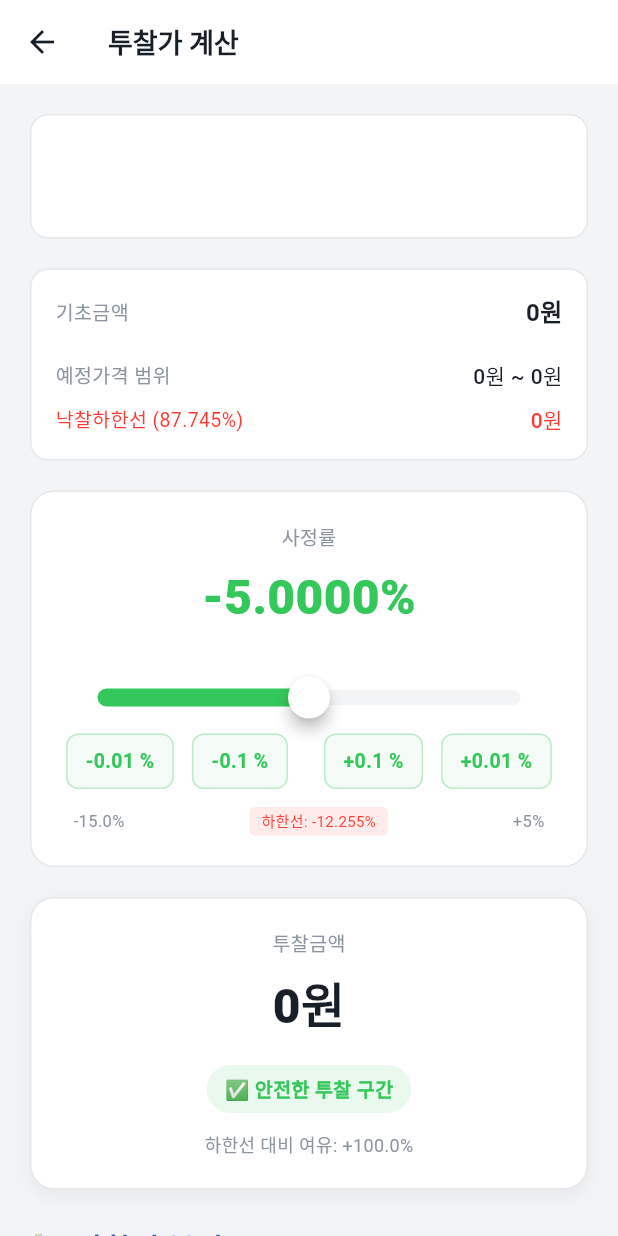
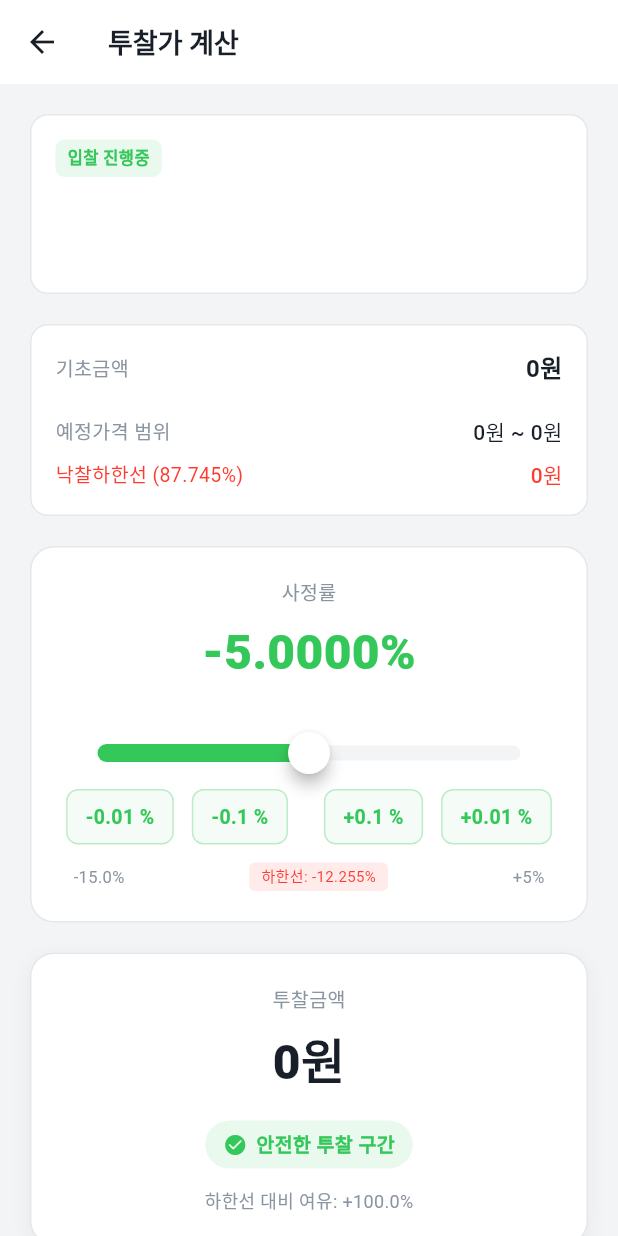
Before and after one commit to hosicompany/Bideasy, a Flutter app: the BidCalculatorScreen screen opened directly with empty values, on a phone screen of 412 x 824 dp. Run offline on Flutter 3.47's test engine with Material 3 defaults, Android fonts, the phone set to English and light mode, and no system bars; our stand-ins replace flutter_riverpod, shared_preferences; accounts and stored records are empty; network calls fail; Roboto replaces fonts that are missing (Pretendard).

Commit message:
feat: 공고 상세 화면 통합 (개찰 완료/진행 중 분기)
- 투찰가 계산 화면을 공고 상세 통합 화면으로 리팩토링
- 개찰 완료 시: 낙찰 결과 헤더 + OpeningResultTable 표시
- 진행 중 시: 기존 투찰가 계산기 유지
- 상태 배지 추가 ("개찰 완료" / "입찰 진행중")
- 이모지를 Material Icons로 변경
- 가격 포맷팅 개선 (NumberFormat 적용)

Co-Authored-By: Claude Opus 4.5 <noreply@anthropic.com>

```diff
--- a/frontend/lib/screens/bid_calculator_screen.dart
+++ b/frontend/lib/screens/bid_calculator_screen.dart
@@ -1,15 +1,16 @@
 import 'package:flutter/material.dart';
 import 'package:flutter/services.dart';
+import 'package:intl/intl.dart';
 import '../theme/style.dart';
 import '../models/notice.dart';
 import '../widgets/ai_analysis_card.dart';
 import '../widgets/scientific_analysis_dashboard.dart';
+import '../widgets/opening_result_table.dart';
 import '../utils/snackbar_utils.dart';
 
-/// 투찰가 계산기 (고도화 버전)
-/// - 슬라이더로 사정률 조정
-/// - 낙찰하한선 시각화
-/// - Red Alert 모드
+/// 공고 상세 화면 (통합)
+/// - 개찰 완료: 낙찰 결과 표시
+/// - 진행 중: 투찰가 계산기
 class BidCalculatorScreen extends StatefulWidget {
   final Notice notice;
 
@@ -22,7 +23,7 @@ class BidCalculatorScreen extends StatefulWidget {
 class _BidCalculatorScreenState extends State<BidCalculatorScreen> {
   double _rate = -5.0; // 사정률 (기본값 -5%)
 
-  // A값 (고정비용) - TODO: 백엔드에서 자동 추출
+  // A값 (고정비용)
   int _aValue = 0;
   bool _aValueApplied = false;
 
@@ -33,12 +34,10 @@ class _BidCalculatorScreenState extends State<BidCalculatorScreen> {
   @override
   void initState() {
     super.initState();
-    // 전달받은 Notice에 A값이 있으면 자동 적용
     if (widget.notice.aValue != null && widget.notice.aValue! > 0) {
       _aValue = widget.notice.aValue!;
       _aValueApplied = true;
     }
-    // 순공사원가 초기화
     if (widget.notice.netCost != null && widget.notice.netCost! > 0) {
       _netCost = widget.notice.netCost!;
       _netCostApplied = true;
@@ -48,48 +47,28 @@ class _BidCalculatorScreenState extends State<BidCalculatorScreen> {
   // 법정 낙찰하한율 (공사: 87.745%)
   static const double _lowerLimitRate = 87.745;
 
-  // 최소 사정률 (하한선 기준)
-  double get _minRate => _lowerLimitRate - 100; // -12.255%
+  double get _minRate => _lowerLimitRate - 100;
 
-  // 순공사원가 방어용 최소 사정률
   double get _minSafeRate {
     if (!_netCostApplied || _netCost <= 0) return -15.0;
-
-    // 공식 역산:
-    // NetCost = ((Basic - A) * (1 + rate/100)) + A
-    // (NetCost - A) = (Basic - A) * (1 + rate/100)
-    // (NetCost - A) / (Basic - A) = 1 + rate/100
-    // rate/100 = ((NetCost - A) / (Basic - A)) - 1
-
     double variablePart = _basicPrice;
     double target = _netCost.toDouble();
-
     if (_aValueApplied) {
       variablePart = _basicPrice - _aValue;
       target = target - _aValue;
     }
-
-    if (variablePart <= 0) return -15.0; // Should not happen
-
+    if (variablePart <= 0) return -15.0;
     final safeRate = ((target / variablePart) - 1) * 100;
-
-    // 안전 마진 0.1% 추가
     return safeRate + 0.1;
   }
 
-  // 계산된 값들
   double get _basicPrice => widget.notice.basicPrice;
-
-  // 예정가격 범위 (±3%)
   double get _estimatedMin => _basicPrice * 0.97;
   double get _estimatedMax => _basicPrice * 1.03;
 
-  // 투찰금액 (1원 절사) - A값 반영 공식
   int get _bidPrice {
     double target;
     if (_aValueApplied) {
-      // use bool flag
-      // A값 적용 공식: ((기초금액 - A값) × 사정률) + A값
       final variablePart = _basicPrice - _aValue;
       target = (variablePart * (1 + _rate / 100)) + _aValue;
     } else {
@@ -98,24 +77,20 @@ class _BidCalculatorScreenState extends State<BidCalculatorScreen> {
     return (target ~/ 10) * 10;
   }
 
-  // 낙찰하한선
   int get _lowerLimitPrice {
     final target = _basicPrice * (_lowerLimitRate / 100);
     return (target ~/ 10) * 10;
   }
 
-  // 하한선 대비 여유율
   double get _distanceFromLimit {
     if (_lowerLimitPrice == 0) return 100.0;
     return ((_bidPrice - _lowerLimitPrice) / _lowerLimitPrice) * 100;
   }
 
-  // 순공사원가 미달 여부
   bool get _isBelowNetCost => _netCostApplied && _bidPrice < _netCost;
 
-  // 안전도 레벨
   String get _safetyLevel {
-    if (_isBelowNetCost) return "DANGER"; // 순공사원가 방어 우선
+    if (_isBelowNetCost) return "DANGER";
     if (_bidPrice < _lowerLimitPrice) return "DANGER";
     if (_bidPrice < _lowerLimitPrice * 1.02) return "WARNING";
     return "SAFE";
@@ -123,18 +98,22 @@ class _BidCalculatorScreenState extends State<BidCalculatorScreen> {
 
   bool get _isDanger => _safetyLevel == "DANGER";
   bool get _isWarning => _safetyLevel == "WARNING";
+  bool get _isClosed => widget.notice.isClosed;
 
   @override
   Widget build(BuildContext context) {
     return Scaffold(
-      backgroundColor: _isDanger
-          ? const Color(0xFFFFEBEE) // 연한 빨강
-          : AppColors.backgroundGrey,
+      backgroundColor: _isClosed
+          ? AppColors.backgroundGrey
+          : (_isDanger ? const Color(0xFFFFEBEE) : AppColors.backgroundGrey),
       appBar: AppBar(
-        title: const Text("투찰가 계산"),
-        backgroundColor:
-            _isDanger ? AppColors.dangerRed : AppColors.surfaceWhite,
-        foregroundColor: _isDanger ? Colors.white : AppColors.textMain,
+        title: Text(_isClosed ? "낙찰 결과" : "투찰가 계산"),
+        backgroundColor: _isClosed
+            ? AppColors.primaryBlue
+            : (_isDanger ? AppColors.dangerRed : AppColors.surfaceWhite),
+        foregroundColor: _isClosed
+            ? Colors.white
+            : (_isDanger ? Colors.white : AppColors.textMain),
         elevation: 0,
       ),
       body: SafeArea(
@@ -143,10 +122,122 @@ class _BidCalculatorScreenState extends State<BidCalculatorScreen> {
           child: Column(
             crossAxisAlignment: CrossAxisAlignment.stretch,
             children: [
-              // 공고 정보 카드
+              // 공고 정보 카드 (공통)
               _buildNoticeInfoCard(),
               const SizedBox(height: 20),
 
+              // 분기: 개찰 완료 vs 진행 중
+              if (_isClosed) ...[
+                _buildClosedContent(),
+              ] else ...[
+                _buildActiveContent(),
+              ],
+            ],
+          ),
+        ),
+      ),
+    );
+  }
+
+  /// 개찰 완료 컨텐츠
+  Widget _buildClosedContent() {
+    return Column(
+      crossAxisAlignment: CrossAxisAlignment.stretch,
+      children: [
+        // 낙찰 결과 헤더
+        Container(
+          padding: const EdgeInsets.all(20),
+          decoration: BoxDecoration(
+            gradient: LinearGradient(
+              colors: [
+                AppColors.primaryBlue,
+                AppColors.primaryBlue.withOpacity(0.8),
+              ],
+              begin: Alignment.topLeft,
+              end: Alignment.bottomRight,
+            ),
+            borderRadius: BorderRadius.circular(16),
+            boxShadow: [
+              BoxShadow(
+                color: AppColors.primaryBlue.withOpacity(0.3),
+                blurRadius: 12,
+                offset: const Offset(0, 4),
+              ),
+            ],
+          ),
+          child: Column(
+            children: [
+              const Icon(Icons.emoji_events_rounded,
+                  color: Colors.amber, size: 48),
+              const SizedBox(height: 12),
+              const Text(
+                "개찰 완료",
+                style: TextStyle(
+                  fontSize: 14,
+                  color: Colors.white70,
+                ),
+              ),
+              const SizedBox(height: 4),
+              Text(
+                "기초금액: ${_formatPriceKorean(_basicPrice)}",
+                style: const TextStyle(
+                  fontSize: 18,
+                  fontWeight: FontWeight.w700,
+                  color: Colors.white,
+                ),
+              ),
+              if (widget.notice.openingDate != null) ...[
+                const SizedBox(height: 8),
+                Text(
+                  "개찰일: ${DateFormat('yyyy.MM.dd HH:mm').format(widget.notice.openingDate!)}",
+                  style: const TextStyle(
+                    fontSize: 13,
+                    color: Colors.white70,
+                  ),
+                ),
+              ],
+            ],
+          ),
+        ),
+        const SizedBox(height: 24),
+
+        // 개찰 순위 테이블
+        OpeningResultTable(notice: widget.notice),
+        const SizedBox(height: 24),
+
+        // AI 분석 (참고용)
+        const Text(
+          "📊 공고 분석",
+          style: TextStyle(
+            fontSize: 18,
+            fontWeight: FontWeight.bold,
+            color: AppColors.textMain,
+          ),
+        ),
+        const SizedBox(height: 12),
+        AiAnalysisCard(notice: widget.notice),
+        const SizedBox(height: 24),
+
+        // 과학적 분석
+        const Text(
+          "🧪 과학적 분석 (Scientific Bidding)",
+          style: TextStyle(
+            fontSize: 18,
+            fontWeight: FontWeight.bold,
+            color: Colors.indigo,
+          ),
+        ),
+        const SizedBox(height: 12),
+        ScientificAnalysisDashboard(bidNo: widget.notice.bidNo),
+      ],
+    );
+  }
+
+  /// 진행 중 컨텐츠 (기존 투찰 계산기)
+  Widget _buildActiveContent() {
+    return Column(
+      crossAxisAlignment: CrossAxisAlignment.stretch,
+      children: [
         // 가격 정보 카드
         _buildPriceInfoCard(),
         const SizedBox(height: 20),
@@ -159,25 +250,26 @@ class _BidCalculatorScreenState extends State<BidCalculatorScreen> {
         _buildResultCard(),
         const SizedBox(height: 24),
 
-              // Phase 3: Scientific Bidding Dashboard
+        // AI 분석
+        AiAnalysisCard(notice: widget.notice),
+        const SizedBox(height: 24),
+
+        // 과학적 분석
         const Text(
           "🧪 과학적 분석 (Scientific Bidding)",
           style: TextStyle(
-                    fontSize: 20,
+            fontSize: 18,
             fontWeight: FontWeight.bold,
-                    color: Colors.indigo),
+            color: Colors.indigo,
           ),
-              const SizedBox(height: 10),
+        ),
+        const SizedBox(height: 12),
         ScientificAnalysisDashboard(bidNo: widget.notice.bidNo),
-
         const SizedBox(height: 40),
 
         // 액션 버튼
         _buildActionButtons(),
       ],
-          ),
-        ),
-      ),
     );
   }
 
@@ -193,6 +285,25 @@ class _BidCalculatorScreenState extends State<BidCalculatorScreen> {
       child: Column(
         crossAxisAlignment: CrossAxisAlignment.start,
         children: [
+          // 상태 배지
+          Container(
+            padding: const EdgeInsets.symmetric(horizontal: 8, vertical: 4),
+            decoration: BoxDecoration(
+              color: _isClosed
+                  ? AppColors.primaryBlue.withOpacity(0.1)
+                  : AppColors.safeGreen.withOpacity(0.1),
+              borderRadius: BorderRadius.circular(6),
+            ),
+            child: Text(
+              _isClosed ? "개찰 완료" : "입찰 진행중",
+              style: TextStyle(
+                fontSize: 11,
+                fontWeight: FontWeight.w600,
+                color: _isClosed ? AppColors.primaryBlue : AppColors.safeGreen,
+              ),
+            ),
+          ),
+          const SizedBox(height: 12),
           Text(
             widget.notice.title,
             style: const TextStyle(
@@ -227,24 +338,22 @@ class _BidCalculatorScreenState extends State<BidCalculatorScreen> {
       ),
       child: Column(
         children: [
-          _buildPriceRow("기초금액", _formatPrice(_basicPrice), isBold: true),
+          _buildPriceRow("기초금액", _formatPriceKorean(_basicPrice), isBold: true),
           const Divider(height: 20),
           _buildPriceRow("예정가격 범위",
-              "${_formatPrice(_estimatedMin)} ~ ${_formatPrice(_estimatedMax)}"),
+              "${_formatPriceKorean(_estimatedMin)} ~ ${_formatPriceKorean(_estimatedMax)}"),
           const SizedBox(height: 8),
           _buildPriceRow("낙찰하한선 ($_lowerLimitRate%)",
-              _formatPrice(_lowerLimitPrice.toDouble()),
+              _formatPriceKorean(_lowerLimitPrice.toDouble()),
               highlight: true),
-          // 순공사원가 (적용된 경우에만 표시)
           if (_netCostApplied) ...[
             const SizedBox(height: 8),
             _buildPriceRow(
               "순공사원가 (투찰불가)",
-              _formatPrice(_netCost.toDouble()),
+              _formatPriceKorean(_netCost.toDouble()),
               highlight: true,
             ),
           ],
-          // A값 배지 (적용된 경우에만 표시)
           if (_aValueApplied) ...[
             const SizedBox(height: 12),
             _buildAValueBadge(),
@@ -254,7 +363,6 @@ class _BidCalculatorScreenState extends State<BidCalculatorScreen> {
     );
   }
 
-  /// A값 자동 적용 배지
   Widget _buildAValueBadge() {
     return Container(
       padding: const EdgeInsets.symmetric(horizontal: 12, vertical: 8),
@@ -270,7 +378,7 @@ class _BidCalculatorScreenState extends State<BidCalculatorScreen> {
           const SizedBox(width: 8),
           Expanded(
             child: Text(
-              "A값 ${_formatPrice(_aValue.toDouble())} 자동 적용됨",
+              "A값 ${_formatPriceKorean(_aValue.toDouble())} 자동 적용됨",
               style: const TextStyle(
                 fontSize: 13,
                 fontWeight: FontWeight.w500,
@@ -278,7 +386,6 @@ class _BidCalculatorScreenState extends State<BidCalculatorScreen> {
               ),
             ),
           ),
-          const Text("✅", style: TextStyle(fontSize: 14)),
         ],
       ),
     );
@@ -328,26 +435,18 @@ class _BidCalculatorScreenState extends State<BidCalculatorScreen> {
       ),
       child: Column(
         children: [
-          // 사정률 표시
-          const Text(
-            "사정률",
-            style: TextStyle(
-              fontSize: 13,
-              color: AppColors.textSub,
-            ),
-          ),
+          const Text("사정률",
+              style: TextStyle(fontSize: 13, color: AppColors.textSub)),
           const SizedBox(height: 8),
           Text(
-            "${_rate > 0 ? '+' : ''}${_rate.toStringAsFixed(4)}%", // 소수점 4자리까지 표시
+            "${_rate > 0 ? '+' : ''}${_rate.toStringAsFixed(4)}%",
             style: TextStyle(
-              fontSize: 32, // 약간 축소
+              fontSize: 32,
               fontWeight: FontWeight.w800,
               color: activeColor,
             ),
           ),
           const SizedBox(height: 20),
-
-          // 슬라이더
           SliderTheme(
             data: SliderTheme.of(context).copyWith(
               trackHeight: 10,
@@ -364,46 +463,36 @@ class _BidCalculatorScreenState extends State<BidCalculatorScreen> {
               value: _rate < _minSafeRate ? _minSafeRate : _rate,
               min: _minSafeRate > -15.0 ? _minSafeRate : -15.0,
               max: 5.0,
-              divisions: null, // 연속적인 값 (미세조정 기능 보완)
               onChanged: (value) {
-                // 슬라이더로는 0.01 단위로 스냅
                 _updateRate(double.parse(value.toStringAsFixed(2)));
               },
             ),
           ),
-
-          // 슬라이더 및 미세조정 섹션
-          Column(
-            children: [
-              // 미세 조정 버튼 (New)
           Row(
             mainAxisAlignment: MainAxisAlignment.center,
             children: [
               _buildFineTuneButton(-0.01, activeColor),
               const SizedBox(width: 12),
               _buildFineTuneButton(-0.1, activeColor),
-                  const SizedBox(width: 24), // Spacer
+              const SizedBox(width: 24),
               _buildFineTuneButton(0.1, activeColor),
               const SizedBox(width: 12),
               _buildFineTuneButton(0.01, activeColor),
             ],
           ),
           const SizedBox(height: 12),
-
-              // 하한선 라벨
           Padding(
             padding: const EdgeInsets.symmetric(horizontal: 8),
             child: Row(
               mainAxisAlignment: MainAxisAlignment.spaceBetween,
               children: [
                 Text(
-                        "${(_minSafeRate > -15.0 ? _minSafeRate : -15.0)
-                                .toStringAsFixed(1)}%",
+                    "${(_minSafeRate > -15.0 ? _minSafeRate : -15.0).toStringAsFixed(1)}%",
                     style:
                         const TextStyle(fontSize: 11, color: AppColors.textSub)),
                 Container(
-                      padding: const EdgeInsets.symmetric(
-                          horizontal: 8, vertical: 2),
+                  padding:
+                      const EdgeInsets.symmetric(horizontal: 8, vertical: 2),
                   decoration: BoxDecoration(
                     color: AppColors.dangerRed.withOpacity(0.1),
                     borderRadius: BorderRadius.circular(4),
@@ -415,12 +504,9 @@ class _BidCalculatorScreenState extends State<BidCalculatorScreen> {
                   ),
                 ),
                 const Text("+5%",
-                        style:
-                            TextStyle(fontSize: 11, color: AppColors.textSub)),
+                    style: TextStyle(fontSize: 11, color: AppColors.textSub)),
               ],
             ),
-              ),
-            ],
           ),
         ],
       ),
@@ -428,13 +514,9 @@ class _BidCalculatorScreenState extends State<BidCalculatorScreen> {
   }
 
   Widget _buildFineTuneButton(double amount, Color color) {
-    final isPositive = amount > 0;
-    final label = isPositive ? "+$amount %" : "$amount %";
-
+    final label = amount > 0 ? "+$amount %" : "$amount %";
     return InkWell(
-      onTap: () {
-        _updateRate(_rate + amount);
-      },
+      onTap: () => _updateRate(_rate + amount),
       borderRadius: BorderRadius.circular(8),
       child: Container(
         padding: const EdgeInsets.symmetric(horizontal: 12, vertical: 8),
@@ -443,11 +525,9 @@ class _BidCalculatorScreenState extends State<BidCalculatorScreen> {
           borderRadius: BorderRadius.circular(8),
           color: color.withOpacity(0.05),
         ),
-        child: Text(
-          label,
-          style: TextStyle(
-              fontSize: 13, fontWeight: FontWeight.w600, color: color),
-        ),
+        child: Text(label,
+            style:
+                TextStyle(fontSize: 13, fontWeight: FontWeight.w600, color: color)),
       ),
     );
   }
@@ -460,13 +540,13 @@ class _BidCalculatorScreenState extends State<BidCalculatorScreen> {
 
     String statusText;
     if (_isBelowNetCost) {
-      statusText = "🚨 투찰 불가 (순공사원가 미달)";
+      statusText = "투찰 불가 (순공사원가 미달)";
     } else if (_isDanger) {
-      statusText = "🚨 투찰 불가 (하한선 미달)";
+      statusText = "투찰 불가 (하한선 미달)";
     } else if (_isWarning) {
-      statusText = "⚠️ 주의 (하한선 근접)";
+      statusText = "주의 (하한선 근접)";
     } else {
-      statusText = "✅ 안전한 투찰 구간";
+      statusText = "안전한 투찰 구간";
     }
 
     return Container(
@@ -487,16 +567,13 @@ class _BidCalculatorScreenState extends State<BidCalculatorScreen> {
       ),
       child: Column(
         children: [
-          Text(
-            "투찰금액",
+          Text("투찰금액",
               style: TextStyle(
                   fontSize: 13,
-              color: _isDanger ? Colors.white70 : AppColors.textSub,
-            ),
-          ),
+                  color: _isDanger ? Colors.white70 : AppColors.textSub)),
           const SizedBox(height: 8),
           Text(
-            _formatPrice(_bidPrice.toDouble()),
+            _formatPriceKorean(_bidPrice.toDouble()),
             style: TextStyle(
               fontSize: 32,
               fontWeight: FontWeight.w800,
@@ -512,7 +589,20 @@ class _BidCalculatorScreenState extends State<BidCalculatorScreen> {
                   : statusColor.withOpacity(0.1),
               borderRadius: BorderRadius.circular(20),
             ),
-            child: Text(
+            child: Row(
+              mainAxisSize: MainAxisSize.min,
+              children: [
+                Icon(
+                  _isDanger
+                      ? Icons.warning_rounded
+                      : (_isWarning
+                          ? Icons.error_outline_rounded
+                          : Icons.check_circle_rounded),
+                  size: 16,
+                  color: _isDanger ? Colors.white : statusColor,
+                ),
+                const SizedBox(width: 6),
+                Text(
                   statusText,
                   style: TextStyle(
                     fontSize: 13,
@@ -520,15 +610,14 @@ class _BidCalculatorScreenState extends State<BidCalculatorScreen> {
                     color: _isDanger ? Colors.white : statusColor,
                   ),
                 ),
+              ],
+            ),
           ),
           if (!_isDanger) ...[
             const SizedBox(height: 12),
             Text(
               "하한선 대비 여유: +${_distanceFromLimit.toStringAsFixed(1)}%",
-              style: const TextStyle(
-                fontSize: 12,
-                color: AppColors.textSub,
-              ),
+              style: const TextStyle(fontSize: 12, color: AppColors.textSub),
             ),
           ],
         ],
@@ -541,7 +630,6 @@ class _BidCalculatorScreenState extends State<BidCalculatorScreen> {
     return Column(
       crossAxisAlignment: CrossAxisAlignment.stretch,
       children: [
-        // 복사 버튼
         ElevatedButton.icon(
           onPressed: _isDanger ? null : _copyBidPrice,
           icon: const Icon(Icons.copy_rounded, size: 20),
@@ -560,7 +648,6 @@ class _BidCalculatorScreenState extends State<BidCalculatorScreen> {
           ),
         ),
         const SizedBox(height: 12),
-        // 초보자 안내
         Container(
           padding: const EdgeInsets.all(14),
           decoration: BoxDecoration(
@@ -569,8 +656,7 @@ class _BidCalculatorScreenState extends State<BidCalculatorScreen> {
           ),
           child: const Row(
             children: [
-              Icon(Icons.school_outlined,
-                  size: 18, color: AppColors.primaryBlue),
+              Icon(Icons.school_outlined, size: 18, color: AppColors.primaryBlue),
               SizedBox(width: 10),
               Expanded(
                 child: Text(
@@ -590,15 +676,9 @@ class _BidCalculatorScreenState extends State<BidCalculatorScreen> {
   }
 
   void _updateRate(double newRate) {
-    // 범위 제한
     final minRate = _minSafeRate > -15.0 ? _minSafeRate : -15.0;
     final clampedRate = newRate.clamp(minRate, 5.0);
-
-    setState(() {
-      _rate = clampedRate;
-    });
-
-    // 위험 구간 진입/탈출 시 햅틱
+    setState(() => _rate = clampedRate);
     if (_isDanger) {
       HapticFeedback.heavyImpact();
     } else {
@@ -609,15 +689,15 @@ class _BidCalculatorScreenState extends State<BidCalculatorScreen> {
   void _copyBidPrice() {
     Clipboard.setData(ClipboardData(text: _bidPrice.toString()));
     HapticFeedback.mediumImpact();
-    SnackBarUtils.showCopied(context, _formatPrice(_bidPrice.toDouble()));
+    SnackBarUtils.showCopied(context, _formatPriceKorean(_bidPrice.toDouble()));
   }
 
-  String _formatPrice(double price) {
+  String _formatPriceKorean(double price) {
     if (price >= 100000000) {
       return "${(price / 100000000).toStringAsFixed(1)}억원";
     } else if (price >= 10000) {
       return "${(price / 10000).toStringAsFixed(0)}만원";
     }
-    return "${price.toStringAsFixed(0)}원";
+    return "${NumberFormat('#,###').format(price.toInt())}원";
   }
 }
```
Lines whose indentation alone changed are shown as unchanged.
